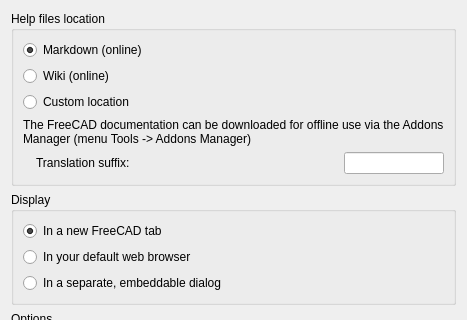
This is dlgPreferencesHelp.ui in FreeCAD/FreeCAD-Help as Qt 5 draws it before an edit; both pictures show x 0 to 467 and y 0 to 320 of the 467 by 474 pixel window. The edited form follows.
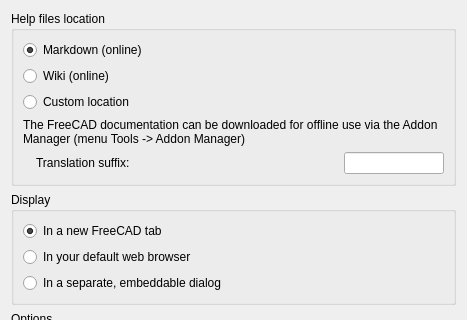
This is the edited form. Custom widgets are drawn as their Qt base class.

What changed in the file:
```diff
--- a/dlgPreferencesHelp.ui
+++ b/dlgPreferencesHelp.ui
@@ -69,7 +69,7 @@
       <item row="5" column="0" colspan="3">
        <widget class="QLabel" name="label_3">
         <property name="text">
-         <string>The FreeCAD documentation can be downloaded for offline use via the Addons Manager (menu Tools -&gt; Addons Manager)</string>
+         <string>The FreeCAD documentation can be downloaded for offline use via the Addon Manager (menu Tools -&gt; Addon Manager)</string>
         </property>
         <property name="wordWrap">
          <bool>true</bool>
```
Left out of the diff: 2 changed lines with no effect on the pictures.
